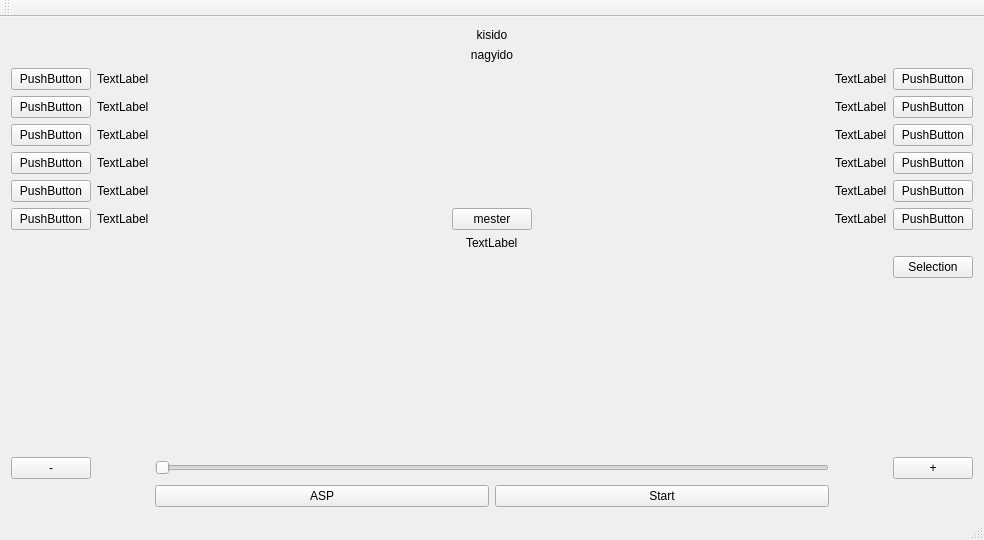
First picture: the form in mainwindow.ui, repository Teaching-projects/SZE-Projektmunka2-2019-XBodyStats, before the edit.
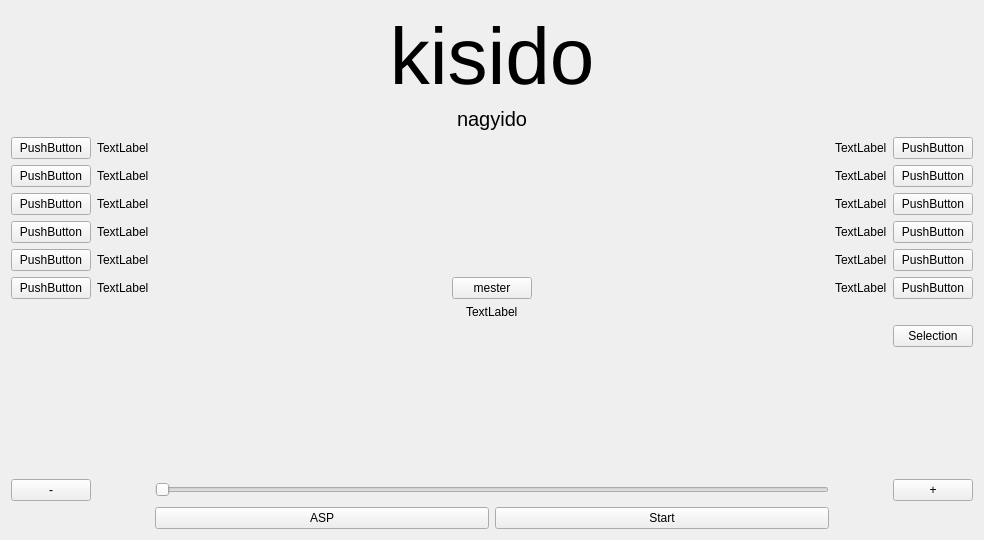
Second picture: the form after the edit. Icons and pictures are not drawn.

Commit message: started background image

```diff
--- a/mainwindow.ui
+++ b/mainwindow.ui
@@ -25,23 +25,153 @@
   <property name="windowTitle">
    <string>MainWindow</string>
   </property>
+  <property name="styleSheet">
+   <string notr="true">MainWindow { background-image:  url(:/new/prefix1/xbodybackground.png)}</string>
+  </property>
   <widget class="QWidget" name="centralWidget">
+   <property name="styleSheet">
+    <string notr="true"/>
+   </property>
    <layout class="QGridLayout" name="gridLayout">
-    <item row="9" column="0">
+    <item row="2" column="1">
+     <widget class="QLabel" name="label_2">
+      <property name="text">
+       <string>TextLabel</string>
+      </property>
+     </widget>
+    </item>
+    <item row="8" column="0">
      <widget class="QPushButton" name="pushButton_6">
       <property name="text">
        <string>PushButton</string>
       </property>
      </widget>
     </item>
-    <item row="9" column="4">
+    <item row="1" column="0">
+     <widget class="QPushButton" name="pushButton_1">
+      <property name="text">
+       <string>PushButton</string>
+      </property>
+     </widget>
+    </item>
+    <item row="4" column="3">
+     <widget class="QLabel" name="label_10">
+      <property name="text">
+       <string>TextLabel</string>
+      </property>
+     </widget>
+    </item>
+    <item row="5" column="1">
+     <widget class="QLabel" name="label_5">
+      <property name="text">
+       <string>TextLabel</string>
+      </property>
+     </widget>
+    </item>
+    <item row="1" column="4">
+     <widget class="QPushButton" name="pushButton_7">
+      <property name="text">
+       <string>PushButton</string>
+      </property>
+     </widget>
+    </item>
+    <item row="8" column="4">
      <widget class="QPushButton" name="pushButton_12">
       <property name="text">
        <string>PushButton</string>
       </property>
      </widget>
     </item>
-    <item row="14" column="2">
+    <item row="3" column="1">
+     <widget class="QLabel" name="label_3">
+      <property name="text">
+       <string>TextLabel</string>
+      </property>
+     </widget>
+    </item>
+    <item row="2" column="3">
+     <widget class="QLabel" name="label_8">
+      <property name="text">
+       <string>TextLabel</string>
+      </property>
+     </widget>
+    </item>
+    <item row="2" column="0">
+     <widget class="QPushButton" name="pushButton_2">
+      <property name="text">
+       <string>PushButton</string>
+      </property>
+     </widget>
+    </item>
+    <item row="12" column="0">
+     <widget class="QPushButton" name="negative">
+      <property name="text">
+       <string>-</string>
+      </property>
+     </widget>
+    </item>
+    <item row="4" column="1">
+     <widget class="QLabel" name="label_4">
+      <property name="text">
+       <string>TextLabel</string>
+      </property>
+     </widget>
+    </item>
+    <item row="2" column="4">
+     <widget class="QPushButton" name="pushButton_8">
+      <property name="styleSheet">
+       <string notr="true"/>
+      </property>
+      <property name="text">
+       <string>PushButton</string>
+      </property>
+     </widget>
+    </item>
+    <item row="8" column="2">
+     <layout class="QHBoxLayout" name="horizontalLayout_2">
+      <item>
+       <spacer name="horizontalSpacer_2">
+        <property name="orientation">
+         <enum>Qt::Horizontal</enum>
+        </property>
+        <property name="sizeHint" stdset="0">
+         <size>
+          <width>40</width>
+          <height>20</height>
+         </size>
+        </property>
+       </spacer>
+      </item>
+      <item>
+       <widget class="QPushButton" name="master">
+        <property name="text">
+         <string>mester</string>
+        </property>
+       </widget>
+      </item>
+      <item>
+       <spacer name="horizontalSpacer_3">
+        <property name="orientation">
+         <enum>Qt::Horizontal</enum>
+        </property>
+        <property name="sizeHint" stdset="0">
+         <size>
+          <width>40</width>
+          <height>20</height>
+         </size>
+        </property>
+       </spacer>
+      </item>
+     </layout>
+    </item>
+    <item row="5" column="0">
+     <widget class="QPushButton" name="pushButton_5">
+      <property name="text">
+       <string>PushButton</string>
+      </property>
+     </widget>
+    </item>
+    <item row="13" column="2">
      <layout class="QHBoxLayout" name="horizontalLayout">
       <item>
        <widget class="QPushButton" name="asp">
@@ -59,114 +189,42 @@
       </item>
      </layout>
     </item>
-    <item row="9" column="3">
-     <widget class="QLabel" name="label_12">
-      <property name="text">
-       <string>TextLabel</string>
+    <item row="12" column="2">
+     <widget class="QSlider" name="horizontalSlider">
+      <property name="orientation">
+       <enum>Qt::Horizontal</enum>
       </property>
      </widget>
     </item>
-    <item row="2" column="4">
-     <widget class="QPushButton" name="pushButton_7">
-      <property name="text">
-       <string>PushButton</string>
-      </property>
-     </widget>
-    </item>
-    <item row="3" column="3">
-     <widget class="QLabel" name="label_8">
-      <property name="text">
-       <string>TextLabel</string>
-      </property>
-     </widget>
-    </item>
-    <item row="6" column="1">
-     <widget class="QLabel" name="label_5">
-      <property name="text">
-       <string>TextLabel</string>
-      </property>
-     </widget>
-    </item>
-    <item row="13" column="4">
+    <item row="12" column="4">
      <widget class="QPushButton" name="pozitive">
       <property name="text">
        <string>+</string>
       </property>
      </widget>
     </item>
-    <item row="3" column="0">
-     <widget class="QPushButton" name="pushButton_2">
+    <item row="3" column="3">
+     <widget class="QLabel" name="label_9">
       <property name="text">
-       <string>PushButton</string>
-      </property>
-     </widget>
-    </item>
-    <item row="4" column="0">
-     <widget class="QPushButton" name="pushButton_3">
-      <property name="text">
-       <string>PushButton</string>
-      </property>
-     </widget>
-    </item>
-    <item row="3" column="4">
-     <widget class="QPushButton" name="pushButton_8">
-      <property name="text">
-       <string>PushButton</string>
-      </property>
-     </widget>
-    </item>
-    <item row="13" column="2">
-     <widget class="QSlider" name="horizontalSlider">
-      <property name="orientation">
-       <enum>Qt::Horizontal</enum>
-      </property>
-     </widget>
-    </item>
-    <item row="5" column="0">
-     <widget class="QPushButton" name="pushButton_4">
-      <property name="text">
-       <string>PushButton</string>
-      </property>
-     </widget>
-    </item>
-    <item row="2" column="3">
-     <widget class="QLabel" name="label_7">
-      <property name="text">
        <string>TextLabel</string>
       </property>
      </widget>
     </item>
-    <item row="4" column="1">
-     <widget class="QLabel" name="label_3">
-      <property name="text">
-       <string>TextLabel</string>
-      </property>
-     </widget>
-    </item>
-    <item row="6" column="3">
-     <widget class="QLabel" name="label_11">
-      <property name="text">
-       <string>TextLabel</string>
-      </property>
-     </widget>
-    </item>
-    <item row="12" column="2">
-     <spacer name="verticalSpacer">
-      <property name="orientation">
-       <enum>Qt::Vertical</enum>
-      </property>
-      <property name="sizeHint" stdset="0">
-       <size>
-        <width>20</width>
-        <height>40</height>
-       </size>
-      </property>
-     </spacer>
-    </item>
-    <item row="1" column="2">
+    <item row="0" column="2">
      <layout class="QVBoxLayout" name="verticalLayout">
       <item>
        <widget class="QLabel" name="kisido">
+        <property name="baseSize">
+         <size>
+          <width>0</width>
+          <height>0</height>
+         </size>
+        </property>
+        <property name="font">
+         <font>
+          <pointsize>60</pointsize>
+         </font>
+        </property>
         <property name="text">
          <string>kisido</string>
         </property>
@@ -177,6 +235,11 @@
       </item>
       <item>
        <widget class="QLabel" name="nagyido">
+        <property name="font">
+         <font>
+          <pointsize>15</pointsize>
+         </font>
+        </property>
         <property name="text">
          <string>nagyido</string>
         </property>
@@ -187,107 +250,84 @@
       </item>
      </layout>
     </item>
-    <item row="5" column="1">
-     <widget class="QLabel" name="label_4">
+    <item row="5" column="3">
+     <widget class="QLabel" name="label_11">
       <property name="text">
        <string>TextLabel</string>
       </property>
      </widget>
     </item>
-    <item row="9" column="1">
-     <widget class="QLabel" name="label_6">
-      <property name="text">
-       <string>TextLabel</string>
-      </property>
-     </widget>
-    </item>
-    <item row="9" column="2">
-     <layout class="QHBoxLayout" name="horizontalLayout_2">
-      <item>
-       <spacer name="horizontalSpacer_2">
-        <property name="orientation">
-         <enum>Qt::Horizontal</enum>
-        </property>
-        <property name="sizeHint" stdset="0">
-         <size>
-          <width>40</width>
-          <height>20</height>
-         </size>
-        </property>
-       </spacer>
-      </item>
-      <item>
-       <widget class="QPushButton" name="master">
-        <property name="text">
-         <string>mester</string>
-        </property>
-       </widget>
-      </item>
-      <item>
-       <spacer name="horizontalSpacer_3">
-        <property name="orientation">
-         <enum>Qt::Horizontal</enum>
-        </property>
-        <property name="sizeHint" stdset="0">
-         <size>
-          <width>40</width>
-          <height>20</height>
-         </size>
-        </property>
-       </spacer>
-      </item>
-     </layout>
-    </item>
-    <item row="11" column="4">
+    <item row="10" column="4">
      <widget class="QPushButton" name="select">
       <property name="text">
        <string>Selection</string>
       </property>
      </widget>
     </item>
-    <item row="2" column="0">
-     <widget class="QPushButton" name="pushButton_1">
+    <item row="4" column="0">
+     <widget class="QPushButton" name="pushButton_4">
       <property name="text">
        <string>PushButton</string>
       </property>
      </widget>
     </item>
-    <item row="6" column="4">
-     <widget class="QPushButton" name="pushButton_11">
-      <property name="text">
-       <string>PushButton</string>
-      </property>
-     </widget>
-    </item>
-    <item row="5" column="3">
-     <widget class="QLabel" name="label_10">
+    <item row="9" column="2" alignment="Qt::AlignHCenter">
+     <widget class="QLabel" name="master_Label">
       <property name="text">
        <string>TextLabel</string>
       </property>
      </widget>
     </item>
-    <item row="13" column="0">
-     <widget class="QPushButton" name="negative">
-      <property name="text">
-       <string>-</string>
-      </property>
-     </widget>
-    </item>
-    <item row="4" column="3">
-     <widget class="QLabel" name="label_9">
+    <item row="1" column="3">
+     <widget class="QLabel" name="label_7">
       <property name="text">
        <string>TextLabel</string>
       </property>
      </widget>
     </item>
     <item row="4" column="4">
+     <widget class="QPushButton" name="pushButton_10">
+      <property name="text">
+       <string>PushButton</string>
+      </property>
+     </widget>
+    </item>
+    <item row="1" column="1">
+     <widget class="QLabel" name="label_1">
+      <property name="text">
+       <string>TextLabel</string>
+      </property>
+     </widget>
+    </item>
+    <item row="3" column="4">
      <widget class="QPushButton" name="pushButton_9">
       <property name="text">
        <string>PushButton</string>
       </property>
      </widget>
     </item>
-    <item row="3" column="2">
+    <item row="3" column="0">
+     <widget class="QPushButton" name="pushButton_3">
+      <property name="text">
+       <string>PushButton</string>
+      </property>
+     </widget>
+    </item>
+    <item row="5" column="4">
+     <widget class="QPushButton" name="pushButton_11">
+      <property name="text">
+       <string>PushButton</string>
+      </property>
+     </widget>
+    </item>
+    <item row="8" column="3">
+     <widget class="QLabel" name="label_12">
+      <property name="text">
+       <string>TextLabel</string>
+      </property>
+     </widget>
+    </item>
+    <item row="2" column="2">
      <spacer name="horizontalSpacer">
       <property name="orientation">
        <enum>Qt::Horizontal</enum>
@@ -300,36 +340,21 @@
       </property>
      </spacer>
     </item>
-    <item row="3" column="1">
-     <widget class="QLabel" name="label_2">
-      <property name="text">
-       <string>TextLabel</string>
+    <item row="11" column="2">
+     <spacer name="verticalSpacer">
+      <property name="orientation">
+       <enum>Qt::Vertical</enum>
       </property>
-     </widget>
-    </item>
-    <item row="10" column="2" alignment="Qt::AlignHCenter">
-     <widget class="QLabel" name="master_Label">
-      <property name="text">
-       <string>TextLabel</string>
+      <property name="sizeHint" stdset="0">
+       <size>
+        <width>20</width>
+        <height>40</height>
+       </size>
       </property>
-     </widget>
+     </spacer>
     </item>
-    <item row="6" column="0">
-     <widget class="QPushButton" name="pushButton_5">
-      <property name="text">
-       <string>PushButton</string>
-      </property>
-     </widget>
-    </item>
-    <item row="5" column="4">
-     <widget class="QPushButton" name="pushButton_10">
-      <property name="text">
-       <string>PushButton</string>
-      </property>
-     </widget>
-    </item>
-    <item row="2" column="1">
-     <widget class="QLabel" name="label_1">
+    <item row="8" column="1">
+     <widget class="QLabel" name="label_6">
       <property name="text">
        <string>TextLabel</string>
       </property>
@@ -347,15 +372,6 @@
     </rect>
    </property>
   </widget>
-  <widget class="QToolBar" name="mainToolBar">
-   <attribute name="toolBarArea">
-    <enum>TopToolBarArea</enum>
-   </attribute>
-   <attribute name="toolBarBreak">
-    <bool>false</bool>
-   </attribute>
-  </widget>
-  <widget class="QStatusBar" name="statusBar"/>
  </widget>
  <layoutdefault spacing="6" margin="11"/>
  <resources/>
```
The commit also changes 11 other files.
